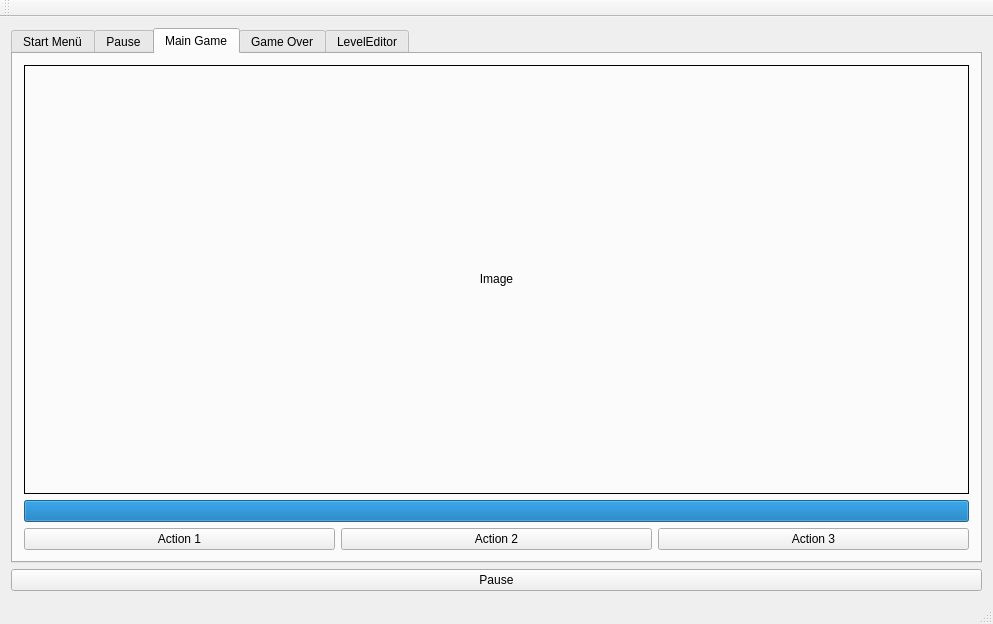
This is engine.ui in Galaxyqasar/TextAdventureEngine as Qt 5 draws it before an edit. The edited form follows.
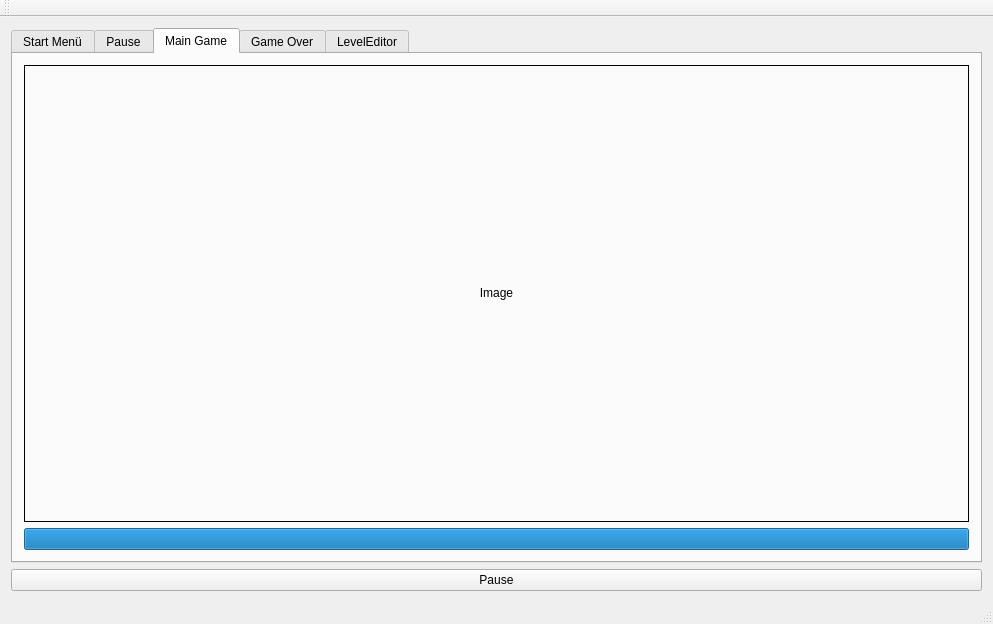
This is the edited form. The open tabs and pages were chosen to show the change.

What changed in the file:
```diff
--- a/engine.ui
+++ b/engine.ui
@@ -149,31 +149,6 @@
           </property>
          </widget>
         </item>
-        <item>
-         <layout class="QHBoxLayout" name="horizontalLayout">
-          <item>
-           <widget class="QPushButton" name="action1">
-            <property name="text">
-             <string>Action 1</string>
-            </property>
-           </widget>
-          </item>
-          <item>
-           <widget class="QPushButton" name="action2">
-            <property name="text">
-             <string>Action 2</string>
-            </property>
-           </widget>
-          </item>
-          <item>
-           <widget class="QPushButton" name="action3">
-            <property name="text">
-             <string>Action 3</string>
-            </property>
-           </widget>
-          </item>
-         </layout>
-        </item>
        </layout>
       </widget>
       <widget class="QWidget" name="gameOverTab">
```
Left out of the diff: 2 changed lines with no effect on the pictures.
